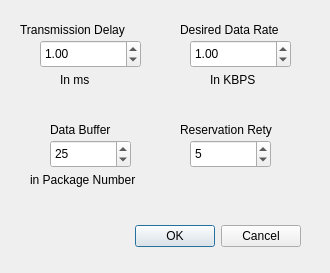
Old version of the form useradd.ui in the repository electronicengine/MacSimulation.
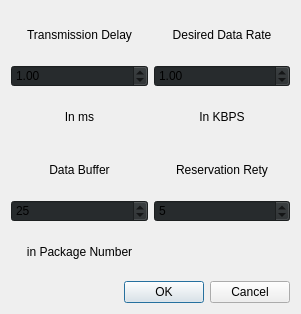
New version of the form.

What changed in the file:
```diff
--- a/useradd.ui
+++ b/useradd.ui
@@ -6,8 +6,8 @@
    <rect>
     <x>0</x>
     <y>0</y>
-    <width>330</width>
-    <height>273</height>
+    <width>301</width>
+    <height>314</height>
    </rect>
   </property>
   <property name="windowTitle">
@@ -22,183 +22,150 @@
 GridLayout{backgroundColor: transparent;}
 }</string>
   </property>
-  <widget class="QDialogButtonBox" name="buttonBox">
-   <property name="geometry">
-    <rect>
-     <x>-40</x>
-     <y>220</y>
-     <width>341</width>
-     <height>32</height>
-    </rect>
-   </property>
-   <property name="orientation">
-    <enum>Qt::Horizontal</enum>
-   </property>
-   <property name="standardButtons">
-    <set>QDialogButtonBox::Cancel|QDialogButtonBox::Ok</set>
-   </property>
-  </widget>
-  <widget class="QSpinBox" name="buffer_box">
-   <property name="geometry">
-    <rect>
-     <x>50</x>
-     <y>140</y>
-     <width>81</width>
-     <height>28</height>
-    </rect>
-   </property>
-   <property name="maximum">
-    <number>100000</number>
-   </property>
-   <property name="value">
-    <number>25</number>
-   </property>
-  </widget>
-  <widget class="QLabel" name="label">
-   <property name="geometry">
-    <rect>
-     <x>20</x>
-     <y>20</y>
-     <width>141</width>
-     <height>19</height>
-    </rect>
-   </property>
-   <property name="text">
-    <string>Transmission Delay</string>
-   </property>
-  </widget>
-  <widget class="QLabel" name="label_2">
-   <property name="geometry">
-    <rect>
-     <x>60</x>
-     <y>70</y>
-     <width>61</width>
-     <height>19</height>
-    </rect>
-   </property>
-   <property name="text">
-    <string>In ms</string>
-   </property>
-  </widget>
-  <widget class="QLabel" name="label_3">
-   <property name="geometry">
-    <rect>
-     <x>50</x>
-     <y>120</y>
-     <width>81</width>
-     <height>19</height>
-    </rect>
-   </property>
-   <property name="text">
-    <string>Data Buffer</string>
-   </property>
-  </widget>
-  <widget class="QLabel" name="label_4">
-   <property name="geometry">
-    <rect>
-     <x>30</x>
-     <y>170</y>
-     <width>131</width>
-     <height>19</height>
-    </rect>
-   </property>
-   <property name="text">
-    <string>in Package Number</string>
-   </property>
-  </widget>
-  <widget class="QDoubleSpinBox" name="transmission_delay">
-   <property name="geometry">
-    <rect>
-     <x>40</x>
-     <y>40</y>
-     <width>101</width>
-     <height>28</height>
-    </rect>
-   </property>
-   <property name="maximum">
-    <double>100000.990000000005239</double>
-   </property>
-   <property name="value">
-    <double>1.000000000000000</double>
-   </property>
-  </widget>
-  <widget class="QSpinBox" name="rety_count">
-   <property name="geometry">
-    <rect>
-     <x>190</x>
-     <y>140</y>
-     <width>81</width>
-     <height>28</height>
-    </rect>
-   </property>
-   <property name="maximum">
-    <number>100000</number>
-   </property>
-   <property name="value">
-    <number>5</number>
-   </property>
-  </widget>
-  <widget class="QLabel" name="label_5">
-   <property name="geometry">
-    <rect>
-     <x>180</x>
-     <y>120</y>
-     <width>121</width>
-     <height>20</height>
-    </rect>
-   </property>
-   <property name="text">
-    <string>Reservation Rety</string>
-   </property>
-  </widget>
-  <widget class="QDoubleSpinBox" name="desired_datarate">
-   <property name="geometry">
-    <rect>
-     <x>190</x>
-     <y>40</y>
-     <width>101</width>
-     <height>28</height>
-    </rect>
-   </property>
-   <property name="maximum">
-    <double>100000.990000000005239</double>
-   </property>
-   <property name="value">
-    <double>1.000000000000000</double>
-   </property>
-  </widget>
-  <widget class="QLabel" name="label_6">
-   <property name="geometry">
-    <rect>
-     <x>180</x>
-     <y>20</y>
-     <width>131</width>
-     <height>19</height>
-    </rect>
-   </property>
-   <property name="frameShape">
-    <enum>QFrame::NoFrame</enum>
-   </property>
-   <property name="lineWidth">
-    <number>-1</number>
-   </property>
-   <property name="text">
-    <string>Desired Data Rate</string>
-   </property>
-  </widget>
-  <widget class="QLabel" name="label_7">
-   <property name="geometry">
-    <rect>
-     <x>210</x>
-     <y>70</y>
-     <width>61</width>
-     <height>19</height>
-    </rect>
-   </property>
-   <property name="text">
-    <string>In KBPS</string>
-   </property>
-  </widget>
+  <layout class="QVBoxLayout" name="verticalLayout">
+   <item>
+    <layout class="QGridLayout" name="gridLayout">
+     <item row="0" column="0">
+      <widget class="QLabel" name="label">
+       <property name="text">
+        <string>Transmission Delay</string>
+       </property>
+       <property name="alignment">
+        <set>Qt::AlignCenter</set>
+       </property>
+      </widget>
+     </item>
+     <item row="0" column="1">
+      <widget class="QLabel" name="label_6">
+       <property name="frameShape">
+        <enum>QFrame::NoFrame</enum>
+       </property>
+       <property name="lineWidth">
+        <number>-1</number>
+       </property>
+       <property name="text">
+        <string>Desired Data Rate</string>
+       </property>
+       <property name="alignment">
+        <set>Qt::AlignCenter</set>
+       </property>
+      </widget>
+     </item>
+     <item row="1" column="0">
+      <widget class="QDoubleSpinBox" name="transmission_delay">
+       <property name="styleSheet">
+        <string notr="true">background-color:  #272b2d;</string>
+       </property>
+       <property name="maximum">
+        <double>100000.990000000005239</double>
+       </property>
+       <property name="value">
+        <double>1.000000000000000</double>
+       </property>
+      </widget>
+     </item>
+     <item row="1" column="1">
+      <widget class="QDoubleSpinBox" name="desired_datarate">
+       <property name="styleSheet">
+        <string notr="true">background-color:  #272b2d;</string>
+       </property>
+       <property name="maximum">
+        <double>100000.990000000005239</double>
+       </property>
+       <property name="value">
+        <double>1.000000000000000</double>
+       </property>
+      </widget>
+     </item>
+     <item row="2" column="0">
+      <widget class="QLabel" name="label_2">
+       <property name="text">
+        <string>In ms</string>
+       </property>
+       <property name="alignment">
+        <set>Qt::AlignCenter</set>
+       </property>
+      </widget>
+     </item>
+     <item row="2" column="1">
+      <widget class="QLabel" name="label_7">
+       <property name="text">
+        <string>In KBPS</string>
+       </property>
+       <property name="alignment">
+        <set>Qt::AlignCenter</set>
+       </property>
+      </widget>
+     </item>
+     <item row="3" column="0">
+      <widget class="QLabel" name="label_3">
+       <property name="text">
+        <string>Data Buffer</string>
+       </property>
+       <property name="alignment">
+        <set>Qt::AlignCenter</set>
+       </property>
+      </widget>
+     </item>
+     <item row="3" column="1">
+      <widget class="QLabel" name="label_5">
+       <property name="text">
+        <string>Reservation Rety</string>
+       </property>
+       <property name="alignment">
+        <set>Qt::AlignCenter</set>
+       </property>
+      </widget>
+     </item>
+     <item row="4" column="0">
+      <widget class="QSpinBox" name="buffer_box">
+       <property name="styleSheet">
+        <string notr="true">background-color:  #272b2d;</string>
+       </property>
+       <property name="maximum">
+        <number>100000</number>
+       </property>
+       <property name="value">
+        <number>25</number>
+       </property>
+      </widget>
+     </item>
+     <item row="4" column="1">
+      <widget class="QSpinBox" name="rety_count">
+       <property name="styleSheet">
+        <string notr="true">background-color:  #272b2d;</string>
+       </property>
+       <property name="maximum">
+        <number>100000</number>
+       </property>
+       <property name="value">
+        <number>5</number>
+       </property>
+      </widget>
+     </item>
+     <item row="5" column="0">
+      <widget class="QLabel" name="label_4">
+       <property name="text">
+        <string>in Package Number</string>
+       </property>
+       <property name="alignment">
+        <set>Qt::AlignCenter</set>
+       </property>
+      </widget>
+     </item>
+    </layout>
+   </item>
+   <item>
+    <widget class="QDialogButtonBox" name="buttonBox">
+     <property name="orientation">
+      <enum>Qt::Horizontal</enum>
+     </property>
+     <property name="standardButtons">
+      <set>QDialogButtonBox::Cancel|QDialogButtonBox::Ok</set>
+     </property>
+    </widget>
+   </item>
+  </layout>
  </widget>
  <resources/>
  <connections>
```
